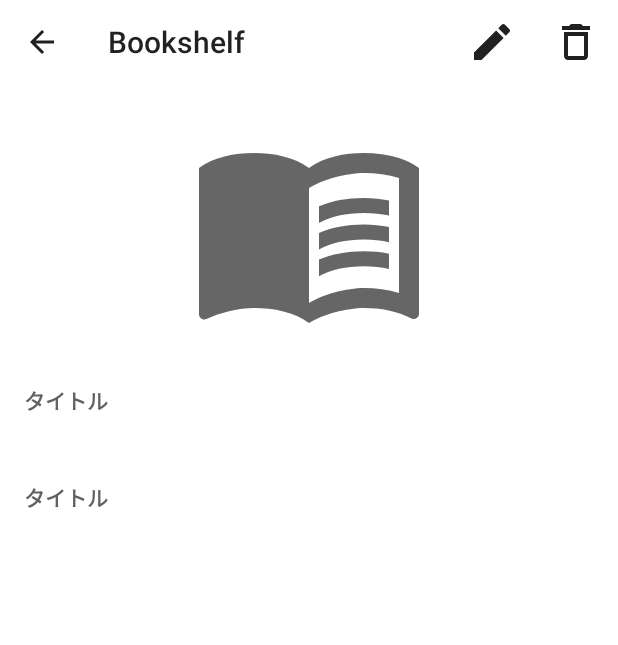
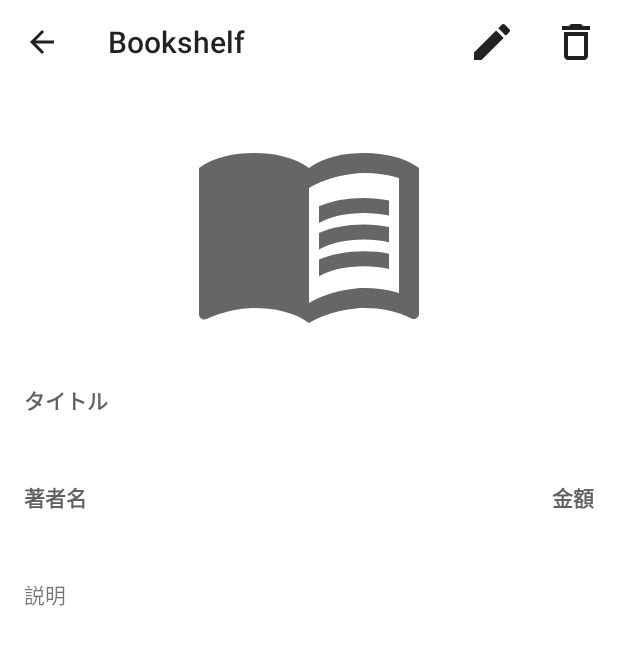
Before and after one commit to fummicc1-lit/BookShelf_LA, an Android app: the DetailBookActivity screen opened directly, with no data from a screen before it, after a tap on an icon or button, on a phone screen of 412 x 824 dp. Shown: the top 645 px of the screen. Run offline under Robolectric (Android 15) with nearby library versions, the phone set to English and light mode, and no system bars; libraries missing offline, so code that uses them is left out: io.realm; 2 statements that could not run were skipped.

Commit message:
feat: Delete, edit Book. fix some layout.

```diff
--- a/app/build.gradle
+++ b/app/build.gradle
@@ -49,6 +49,11 @@ dependencies {
     implementation 'androidx.appcompat:appcompat:1.2.0'
     implementation 'com.google.android.material:material:1.3.0'
     implementation 'androidx.constraintlayout:constraintlayout:2.0.4'
+
+    // Transformations.distinctUntilChanged
+    implementation 'androidx.lifecycle:lifecycle-extensions:2.2.0'
+    implementation 'androidx.lifecycle:lifecycle-compiler:2.2.0'
+
     testImplementation 'junit:junit:4.+'
     androidTestImplementation 'androidx.test.ext:junit:1.1.2'
     androidTestImplementation 'androidx.test.espresso:espresso-core:3.3.0'
--- a/app/src/main/java/dev/fummicc1/lit/bookshelf/activities/DetailBookActivity.kt
+++ b/app/src/main/java/dev/fummicc1/lit/bookshelf/activities/DetailBookActivity.kt
@@ -1,15 +1,20 @@
 package dev.fummicc1.lit.bookshelf.activities
 
 import android.annotation.SuppressLint
+import android.content.Intent
 import androidx.appcompat.app.AppCompatActivity
 import android.os.Bundle
 import android.view.Menu
 import android.view.MenuInflater
+import android.view.MenuItem
 import androidx.activity.viewModels
+import androidx.appcompat.app.AlertDialog
+import androidx.lifecycle.Observer
 import dev.fummicc1.lit.bookshelf.R
 import dev.fummicc1.lit.bookshelf.datas.Book
 import dev.fummicc1.lit.bookshelf.viewmodels.DetailBookViewModel
 import kotlinx.android.synthetic.main.activity_detail_book.*
+import kotlinx.android.synthetic.main.item_book_list.*
 
 class DetailBookActivity : AppCompatActivity() {
 
@@ -23,11 +28,52 @@ class DetailBookActivity : AppCompatActivity() {
 
         val book = intent.getParcelableExtra("detail_book") as? Book
 
-        if (book == null) {
-            return
+        if (book != null) {
+            viewModel.updateTitle(book.title)
+            viewModel.updateAuthor(book.author)
+            viewModel.updateprice(book.price)
+            viewModel.updateDescription(book.description)
+            viewModel.id = book.id
         }
 
+        viewModel.title.observe(this, Observer {
+            titleContentTextViewInDetail.text = it
+        })
 
+        viewModel.author.observe(this, Observer {
+            authorContentTextViewInDetail.text = it
+        })
+
+        viewModel.price.observe(this, Observer {
+            val text = it.toString()
+            priceContentTextViewInDetail.text = "¥$text"
+        })
+
+        viewModel.description.observe(this, Observer {
+            descriptionContentTextViewInDetail.text = it
+        })
+
+        viewModel.move.observe(this, Observer {
+            when (it.first) {
+                DetailBookViewModel.Destination.EDIT -> {
+                    val intent = Intent(this, CreateBookActivity::class.java)
+                    intent.putExtra("book_id", it.second)
+                    startActivity(intent)
+                }
+                DetailBookViewModel.Destination.COLLECTION -> finish()
+            }
+        })
+
+        viewModel.showConfirmAlert.observe(this, Observer {
+            AlertDialog.Builder(this)
+                .setTitle("本の削除")
+                .setMessage(it)
+                .setPositiveButton("OK", { dialog, which ->
+                    viewModel.delete()
+                })
+                .setNegativeButton("CANCEL", { _,_ -> })
+                .show()
+        })
     }
 
     override fun onCreateOptionsMenu(menu: Menu?): Boolean {
@@ -36,6 +82,21 @@ class DetailBookActivity : AppCompatActivity() {
         return true
     }
 
+    override fun onOptionsItemSelected(item: MenuItem): Boolean {
+
+        when (item.itemId) {
+            (android.R.id.home) -> finish()
+            (R.id.delete_book) -> {
+                viewModel.confirmDelete()
+            }
+            (R.id.edit_book) -> {
+                viewModel.edit()
+            }
+        }
+
+        return super.onOptionsItemSelected(item)
+    }
+
     fun configureToolBar() {
         setSupportActionBar(detailBookToolbar)
 
--- a/app/src/main/java/dev/fummicc1/lit/bookshelf/datas/Book.kt
+++ b/app/src/main/java/dev/fummicc1/lit/bookshelf/datas/Book.kt
@@ -4,7 +4,6 @@ import android.os.Parcel
 import android.os.Parcelable
 import io.realm.RealmObject
 import io.realm.annotations.PrimaryKey
-import kotlinx.android.parcel.Parcelize
 import java.text.DateFormat
 import java.util.*
 
@@ -18,7 +17,7 @@ open class Book (
         var author: String = "",
         var price: Int = 0,
         var description: String = "",
-        var createdAt: Date = Date()
+        var updatedAt: Date = Date()
 ): RealmObject(), Parcelable {
         constructor(parcel: Parcel) : this(
                 parcel.readString() ?: "",
@@ -39,7 +38,7 @@ open class Book (
                 dest?.writeInt(price)
                 dest?.writeString(description)
 
-                val createdAtText = DateFormat.getDateInstance().format(createdAt)
+                val createdAtText = DateFormat.getDateInstance().format(updatedAt)
                 dest?.writeString(createdAtText)
         }
 
--- a/app/src/main/java/dev/fummicc1/lit/bookshelf/viewmodels/DetailBookViewModel.kt
+++ b/app/src/main/java/dev/fummicc1/lit/bookshelf/viewmodels/DetailBookViewModel.kt
@@ -1,31 +1,88 @@
 package dev.fummicc1.lit.bookshelf.viewmodels
 
+import android.os.Parcelable
+import androidx.lifecycle.LiveData
 import androidx.lifecycle.MutableLiveData
 import androidx.lifecycle.ViewModel
 import dev.fummicc1.lit.bookshelf.datas.Book
 import io.realm.Realm
+import kotlinx.android.parcel.Parcelize
 
-class DetailBookViewModel(book: Book): ViewModel() {
+class DetailBookViewModel: ViewModel() {
 
-    private val realm: Realm
+    enum class Destination {
+        COLLECTION,
+        EDIT
+    }
+
+    @Parcelize
+    data class EditDestinationModel(val bookId: String): Parcelable
+
+    private val realm: Realm = Realm.getDefaultInstance()
 
     private val _title: MutableLiveData<String> = MutableLiveData()
+    private val _author: MutableLiveData<String> = MutableLiveData()
     private val _description: MutableLiveData<String> = MutableLiveData()
-    private val _content: MutableLiveData<String> = MutableLiveData()
     private val _price: MutableLiveData<Int> = MutableLiveData()
 
-    init {
-        realm = Realm.getDefaultInstance()
+    private val _showConfirmAlert: MutableLiveData<String> = MutableLiveData()
+
+    private val _move: MutableLiveData<Pair<Destination, Parcelable?>> = MutableLiveData()
+
+    var id: String? = null
+
+    val title: LiveData<String>
+        get() = _title
+    val author: LiveData<String>
+        get() = _author
+    val description: LiveData<String>
+        get() = _description
+    val price: LiveData<Int>
+        get() = _price
+    val move: LiveData<Pair<Destination, Parcelable?>>
+        get() = _move
+    val showConfirmAlert: LiveData<String>
+        get() = _showConfirmAlert
+
+    fun updateTitle(title: String) {
+        this._title.postValue(title)
     }
 
-    fun delete(book: Book) {
+    fun updateAuthor(author: String) {
+        this._author.postValue(author)
+    }
+
+    fun updateDescription(description: String) {
+        this._description.postValue(description)
+    }
+
+    fun updateprice(price: Int) {
+        this._price.postValue(price)
+    }
+
+    fun confirmDelete() {
+        _showConfirmAlert.postValue("${_title.value}を削除しますか？")
+    }
+
+    fun delete() {
+        if (id == null) {
+            return
+        }
         realm.executeTransactionAsync {
             it.where(Book::class.java)
-                .equalTo("id", book.id)
+                .equalTo("id", id)
                 .findAll()
                 .apply {
                     this.deleteAllFromRealm()
+                    _move.postValue(Pair(Destination.COLLECTION, null))
                 }
         }
     }
+
+    fun edit() {
+        id?.let {
+            val destinationModel = EditDestinationModel(it)
+            _move.postValue(Pair(Destination.EDIT, destinationModel))
+        }
+    }
 }
--- a/app/src/main/java/dev/fummicc1/lit/bookshelf/views/BookListAdapter.kt
+++ b/app/src/main/java/dev/fummicc1/lit/bookshelf/views/BookListAdapter.kt
@@ -5,7 +5,6 @@ import android.os.Build
 import android.view.LayoutInflater
 import android.view.View
 import android.view.ViewGroup
-import android.widget.TextView
 import androidx.annotation.RequiresApi
 import androidx.recyclerview.widget.RecyclerView
 import dev.fummicc1.lit.bookshelf.R
@@ -46,7 +45,7 @@ class BookListAdapter(
         holder.titleTextView.text = book.title
         holder.authorTextView.text = book.author
         val now = LocalDateTime.now()
-        val bookLocalDateTime = LocalDateTime.ofInstant(book.createdAt.toInstant(), ZoneId.systemDefault())
+        val bookLocalDateTime = LocalDateTime.ofInstant(book.updatedAt.toInstant(), ZoneId.systemDefault())
         val minute: Long = ChronoUnit.MINUTES.between(bookLocalDateTime, now)
         val hour: Long = ChronoUnit.HOURS.between(bookLocalDateTime, now)
         val timeText: String
@@ -55,7 +54,7 @@ class BookListAdapter(
         } else if (minute >= 0 && minute < 60) {
             timeText = "${minute}分前"
         } else {
-            timeText = DateFormat.getDateInstance().format(book.createdAt)
+            timeText = DateFormat.getDateInstance().format(book.updatedAt)
         }
         holder.timeTextView.text = timeText
 
--- a/app/src/main/res/layout/activity_book_list.xml
+++ b/app/src/main/res/layout/activity_book_list.xml
@@ -23,6 +23,8 @@
         android:id="@+id/recyclerView"
         android:layout_width="0dp"
         android:layout_height="0dp"
+        android:layout_marginStart="16dp"
+        android:layout_marginEnd="16dp"
         app:layout_constraintBottom_toBottomOf="parent"
         app:layout_constraintEnd_toEndOf="parent"
         app:layout_constraintStart_toStartOf="parent"
--- a/app/src/main/res/layout/activity_detail_book.xml
+++ b/app/src/main/res/layout/activity_detail_book.xml
@@ -39,7 +39,7 @@
 
         <LinearLayout
             android:layout_width="match_parent"
-            android:layout_height="match_parent"
+            android:layout_height="wrap_content"
             android:orientation="vertical">
 
             <TextView
@@ -65,29 +65,76 @@
 
         <LinearLayout
             android:layout_width="match_parent"
-            android:layout_height="match_parent"
-            android:orientation="vertical">
+            android:layout_height="wrap_content"
+            android:orientation="horizontal">
 
             <LinearLayout
-                android:layout_width="match_parent"
+                android:layout_width="wrap_content"
                 android:layout_height="match_parent"
-                android:orientation="horizontal">
+                android:orientation="vertical">
 
                 <TextView
                     android:id="@+id/authorTextViewInDetail"
                     style="@style/MySubtitleTextView"
                     android:layout_width="match_parent"
                     android:layout_height="wrap_content"
-                    android:text="タイトル" />
+                    android:text="著者名" />
+
+                <TextView
+                    android:id="@+id/authorContentTextViewInDetail"
+                    style="@style/MyTitleTextView"
+                    android:layout_width="match_parent"
+                    android:layout_height="wrap_content"
+                    tools:text="Kotlin Developer" />
             </LinearLayout>
 
+            <LinearLayout
+                android:layout_width="match_parent"
+                android:layout_height="wrap_content"
+                android:orientation="vertical">
+
+                <TextView
+                    android:id="@+id/priceTextViewInDetail"
+                    style="@style/MySubtitleTextView"
+                    android:layout_width="match_parent"
+                    android:layout_height="wrap_content"
+                    android:text="金額"
+                    android:textAlignment="textEnd" />
+
+                <TextView
+                    android:id="@+id/priceContentTextViewInDetail"
+                    style="@style/MyTitleTextView"
+                    android:layout_width="match_parent"
+                    android:layout_height="wrap_content"
+                    android:textAlignment="textEnd"
+                    tools:text="¥1000" />
+
+            </LinearLayout>
+
+        </LinearLayout>
+
+        <View
+            android:id="@+id/view4"
+            android:layout_width="match_parent"
+            android:layout_height="16dp" />
+
+        <LinearLayout
+            android:layout_width="match_parent"
+            android:layout_height="match_parent"
+            android:orientation="vertical">
+
             <TextView
-                android:id="@+id/authorContentTextViewInDetail"
+                android:id="@+id/textView"
+                android:layout_width="match_parent"
+                android:layout_height="wrap_content"
+                android:text="説明" />
+
+            <TextView
+                android:id="@+id/descriptionContentTextViewInDetail"
                 style="@style/MyTitleTextView"
                 android:layout_width="match_parent"
                 android:layout_height="wrap_content"
-                tools:text="KOtlin イン・アクション" />
-
+                tools:text="Kotlin Developerにおいて呼吸" />
         </LinearLayout>
 
     </LinearLayout>
```
Also changed, not shown: app/src/main/java/dev/fummicc1/lit/bookshelf/activities/CreateBookActivity.kt (+24 -1 lines), app/src/main/java/dev/fummicc1/lit/bookshelf/viewmodels/CreateBookViewModel.kt (+47 -11 lines), app/src/main/res/layout/item_book_list.xml (+5 -6 lines).
